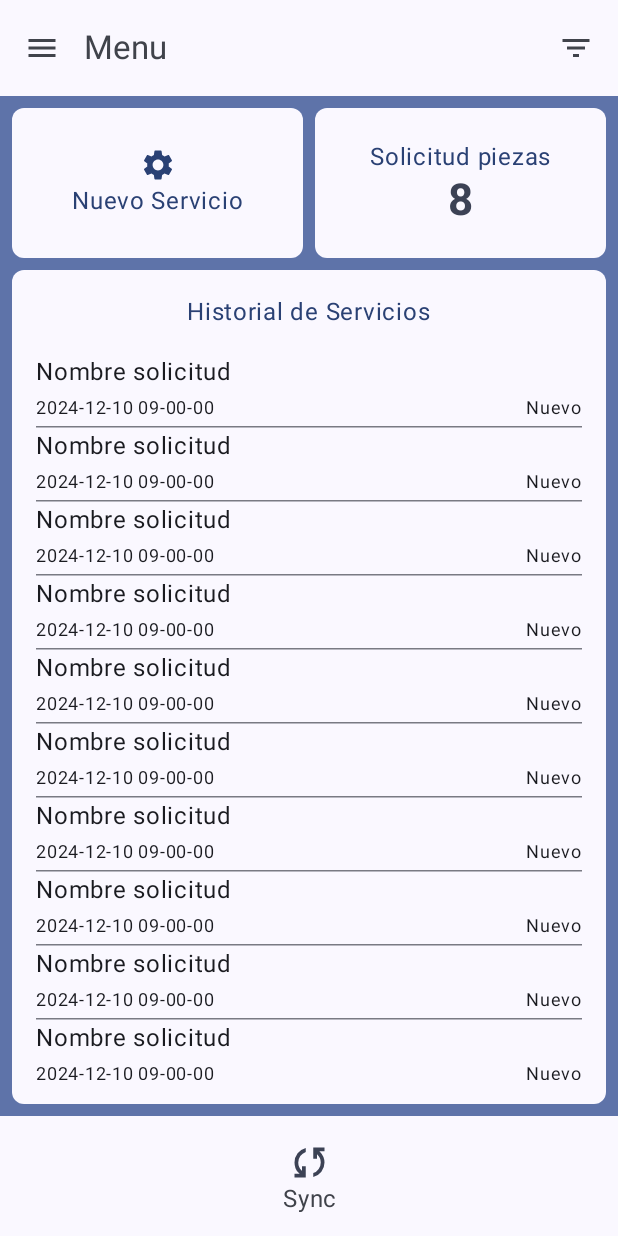
After one commit to DindakaDev/workshops_android, an Android app built with Jetpack Compose: the composable HomeScreen shown on its own in the app's theme, on a phone screen of 412 x 824 dp. The commit adds this screen. Run offline under Robolectric (Android 15) with nearby library versions, the phone set to English and light mode, and no system bars.

Commit message:
Design of home

```diff
--- a/app/build.gradle.kts
+++ b/app/build.gradle.kts
@@ -72,6 +72,9 @@ dependencies {
     // ViewModel Compose
     implementation(libs.androidx.lifecycle.viewmodel.compose)
 
+    // Extended Icons
+    implementation(libs.material.extended.icons)
+
     // Testing
     testImplementation(libs.junit)
     androidTestImplementation(libs.androidx.junit)
--- /dev/null
+++ b/app/src/main/java/com/dindaka/workshops_android/presentation/components/ScaffoldComponents.kt
@@ -0,0 +1,52 @@
+package com.dindaka.workshops_android.presentation.components
+
+import androidx.annotation.StringRes
+import androidx.compose.foundation.layout.Column
+import androidx.compose.foundation.layout.RowScope
+import androidx.compose.foundation.layout.padding
+import androidx.compose.material3.ExperimentalMaterial3Api
+import androidx.compose.material3.MaterialTheme
+import androidx.compose.material3.Scaffold
+import androidx.compose.material3.Text
+import androidx.compose.material3.TopAppBar
+import androidx.compose.material3.TopAppBarDefaults
+import androidx.compose.runtime.Composable
+import androidx.compose.ui.Modifier
+import androidx.compose.ui.res.stringResource
+import androidx.compose.ui.text.style.TextAlign
+import androidx.compose.ui.unit.dp
+
+@OptIn(ExperimentalMaterial3Api::class)
+@Composable
+fun GeneralScaffold(
+    @StringRes title: Int,
+    navigationIcon: @Composable () -> Unit = {},
+    container: @Composable () -> Unit = {},
+    actions: @Composable() (RowScope.() -> Unit) = {}
+) {
+    Scaffold(topBar = {
+        TopAppBar(title = {
+            Text(
+                stringResource(title),
+                style = MaterialTheme.typography.titleLarge,
+            )
+        },
+            colors = TopAppBarDefaults.topAppBarColors(
+                containerColor = MaterialTheme.colorScheme.surface,
+                titleContentColor = MaterialTheme.colorScheme.onSurfaceVariant,
+                actionIconContentColor = MaterialTheme.colorScheme.onSurfaceVariant,
+                navigationIconContentColor = MaterialTheme.colorScheme.onSurfaceVariant,
+            ),
+            navigationIcon = {
+                navigationIcon.invoke()
+            },
+            actions = actions)
+    }, containerColor = MaterialTheme.colorScheme.surfaceContainerLowest, content = { padding ->
+        Column(
+            Modifier
+                .padding(padding)
+        ) {
+            container.invoke()
+        }
+    })
+}
--- a/app/src/main/java/com/dindaka/workshops_android/presentation/components/TextsComponents.kt
+++ b/app/src/main/java/com/dindaka/workshops_android/presentation/components/TextsComponents.kt
@@ -5,6 +5,7 @@ import androidx.compose.material3.MaterialTheme
 import androidx.compose.material3.Text
 import androidx.compose.runtime.Composable
 import androidx.compose.ui.Modifier
+import androidx.compose.ui.graphics.Color
 import androidx.compose.ui.text.style.TextAlign
 
 @Composable
@@ -19,12 +20,12 @@ fun TitleTextComponent(text: String, modifier: Modifier = Modifier.fillMaxWidth(
 }
 
 @Composable
-fun BodyTextComponent(text: String, modifier: Modifier = Modifier.fillMaxWidth(), textAlign: TextAlign = TextAlign.Center) {
+fun BodyTextComponent(text: String, modifier: Modifier = Modifier.fillMaxWidth(), textAlign: TextAlign = TextAlign.Center, color: Color = MaterialTheme.colorScheme.onPrimary) {
     Text(
         text,
         textAlign = textAlign,
         modifier = modifier,
         style = MaterialTheme.typography.bodyLarge,
-        color = MaterialTheme.colorScheme.onPrimary
+        color = color
     )
 }
--- /dev/null
+++ b/app/src/main/java/com/dindaka/workshops_android/presentation/screens/home/HomeScreen.kt
@@ -0,0 +1,211 @@
+package com.dindaka.workshops_android.presentation.screens.home
+
+import androidx.compose.foundation.Image
+import androidx.compose.foundation.background
+import androidx.compose.foundation.layout.Arrangement
+import androidx.compose.foundation.layout.Box
+import androidx.compose.foundation.layout.Column
+import androidx.compose.foundation.layout.Row
+import androidx.compose.foundation.layout.Spacer
+import androidx.compose.foundation.layout.fillMaxHeight
+import androidx.compose.foundation.layout.fillMaxSize
+import androidx.compose.foundation.layout.fillMaxWidth
+import androidx.compose.foundation.layout.height
+import androidx.compose.foundation.layout.padding
+import androidx.compose.foundation.layout.size
+import androidx.compose.foundation.layout.width
+import androidx.compose.foundation.lazy.LazyColumn
+import androidx.compose.foundation.lazy.items
+import androidx.compose.foundation.shape.RoundedCornerShape
+import androidx.compose.material.icons.Icons
+import androidx.compose.material.icons.filled.FilterList
+import androidx.compose.material.icons.filled.Menu
+import androidx.compose.material.icons.filled.Settings
+import androidx.compose.material.icons.filled.ShoppingCart
+import androidx.compose.material3.Divider
+import androidx.compose.material3.HorizontalDivider
+import androidx.compose.material3.Icon
+import androidx.compose.material3.IconButton
+import androidx.compose.material3.MaterialTheme
+import androidx.compose.material3.Scaffold
+import androidx.compose.material3.Text
+import androidx.compose.runtime.Composable
+import androidx.compose.ui.Alignment
+import androidx.compose.ui.Modifier
+import androidx.compose.ui.draw.clip
+import androidx.compose.ui.graphics.ColorFilter
+import androidx.compose.ui.res.painterResource
+import androidx.compose.ui.res.stringResource
+import androidx.compose.ui.text.font.FontWeight
+import androidx.compose.ui.tooling.preview.PreviewLightDark
+import androidx.compose.ui.unit.dp
+import androidx.compose.ui.unit.sp
+import com.dindaka.workshops_android.R
+import com.dindaka.workshops_android.presentation.components.BodyTextComponent
+import com.dindaka.workshops_android.presentation.components.GeneralScaffold
+import com.dindaka.workshops_android.presentation.components.TitleTextComponent
+import com.dindaka.workshops_android.presentation.theme.Workshops_androidTheme
+
+@Composable
+fun HomeScreen() {
+    GeneralScaffold(
+        title = R.string.menu,
+        actions = {
+            Row{
+                IconButton(onClick = {}) {
+                    Icon(Icons.Filled.FilterList, contentDescription = "Filter")
+                }
+            }
+        },
+        navigationIcon = {
+            IconButton(onClick = {}) {
+                Icon(Icons.Filled.Menu, contentDescription = "Drawer")
+            }
+        },
+        container = {
+            Column(
+                modifier = Modifier
+                    .fillMaxSize()
+            ) {
+                Column(
+                    modifier = Modifier
+                        .weight(1f)
+                        .background(MaterialTheme.colorScheme.primaryContainer)
+                        .padding(horizontal = 8.dp, vertical = 8.dp)
+                ) {
+                    ActionsComponent()
+                    Spacer(Modifier.size(8.dp))
+                    HistoryServiceComponent()
+                }
+                SyncParts()
+            }
+        }
+    )
+}
+
+@Composable
+fun ActionsComponent() {
+    Row(
+        Modifier
+            .height(100.dp)
+            .fillMaxWidth()
+    ) {
+        Box(
+            Modifier
+                .weight(1f)
+                .fillMaxHeight()
+                .clip(RoundedCornerShape(8.dp))
+                .background(MaterialTheme.colorScheme.background)
+                .padding(8.dp)
+        ) {
+            Column(Modifier.align(Alignment.Center)) {
+                Icon(
+                    Icons.Filled.Settings,
+                    contentDescription = "Nuevo servicio",
+                    tint = MaterialTheme.colorScheme.primary,
+                    modifier = Modifier.align(Alignment.CenterHorizontally)
+                )
+                Text(
+                    "Nuevo Servicio",
+                    modifier = Modifier.align(Alignment.CenterHorizontally),
+                    color = MaterialTheme.colorScheme.primary,
+                )
+            }
+        }
+        Spacer(Modifier.size(8.dp))
+        Box(
+            Modifier
+                .weight(1f)
+                .fillMaxHeight()
+                .clip(RoundedCornerShape(8.dp))
+                .background(MaterialTheme.colorScheme.background)
+                .padding(16.dp)
+        ) {
+            Column(Modifier.align(Alignment.Center)) {
+                Text(
+                    "Solicitud piezas",
+                    modifier = Modifier.align(Alignment.CenterHorizontally),
+                    color = MaterialTheme.colorScheme.primary,
+                )
+                Text(
+                    "8",
+                    fontSize = 29.sp,
+                    modifier = Modifier.align(Alignment.CenterHorizontally),
+                    color = MaterialTheme.colorScheme.secondary,
+                    fontWeight = FontWeight.Bold
+                )
+            }
+        }
+    }
+}
+
+@Composable
+fun HistoryServiceComponent() {
+    val historyItems =
+        listOf(1, 2, 3, 4, 5, 6, 7, 8, 1, 1, 1, 1, 1, 1, 1, 1, 1, 1, 1, 1, 1, 1, 1, 11, 1)
+    Column(
+        Modifier
+            .fillMaxSize()
+            .clip(RoundedCornerShape(8.dp))
+            .background(MaterialTheme.colorScheme.background)
+            .padding(16.dp)
+    ) {
+        Text(
+            "Historial de Servicios",
+            modifier = Modifier.align(Alignment.CenterHorizontally),
+            color = MaterialTheme.colorScheme.primary,
+        )
+        Spacer(Modifier.size(16.dp))
+        LazyColumn(modifier = Modifier.fillMaxSize()) {
+            items(historyItems) {
+                ItemHistory()
+            }
+        }
+    }
+}
+
+@Composable
+fun ItemHistory() {
+    Column {
+        Text("Nombre solicitud")
+        Row {
+            Text("2024-12-10 09-00-00", fontSize = 12.sp, modifier = Modifier.weight(1f))
+            Text("Nuevo", fontSize = 12.sp)
+        }
+        HorizontalDivider()
+    }
+}
+
+@Composable
+fun SyncParts() {
+    Box(
+        Modifier
+            .fillMaxWidth()
+            .height(80.dp)
+            .background(MaterialTheme.colorScheme.background)
+    ) {
+        Column(
+            Modifier
+                .fillMaxWidth()
+                .padding(16.dp)
+        ) {
+            Image(
+                painter = painterResource(R.drawable.img_sync),
+                contentDescription = "Sync",
+                colorFilter = ColorFilter.tint(color = MaterialTheme.colorScheme.secondary),
+                modifier = Modifier
+                    .size(30.dp)
+                    .align(Alignment.CenterHorizontally)
+            )
+            BodyTextComponent("Sync", color = MaterialTheme.colorScheme.onSurfaceVariant)
+        }
+    }
+}
+
+@PreviewLightDark
+@Composable
+fun PreviewHome() {
+    Workshops_androidTheme {
+        HomeScreen()
+    }
+}
--- /dev/null
+++ b/app/src/main/res/drawable/img_sync.xml
@@ -0,0 +1,9 @@
+<vector xmlns:android="http://schemas.android.com/apk/res/android"
+    android:width="24dp"
+    android:height="24dp"
+    android:viewportWidth="960"
+    android:viewportHeight="960">
+  <path
+      android:pathData="M160,800v-80h110l-16,-14q-52,-46 -73,-105t-21,-119q0,-111 66.5,-197.5T400,170v84q-72,26 -116,88.5T240,482q0,45 17,87.5t53,78.5l10,10v-98h80v240L160,800ZM560,790v-84q72,-26 116,-88.5T720,478q0,-45 -17,-87.5T650,312l-10,-10v98h-80v-240h240v80L690,240l16,14q49,49 71.5,106.5T800,478q0,111 -66.5,197.5T560,790Z"
+      android:fillColor="#e8eaed"/>
+</vector>
--- a/app/src/main/res/values/strings.xml
+++ b/app/src/main/res/values/strings.xml
@@ -3,4 +3,5 @@
     <string name="email">Email</string>
     <string name="password">password</string>
     <string name="btn_login">Iniciar sesión</string>
+    <string name="menu">Menu</string>
 </resources>
--- a/gradle/libs.versions.toml
+++ b/gradle/libs.versions.toml
@@ -17,6 +17,7 @@ viewmodelCompose = "2.8.7"
 hiltComposeNavigation = "1.2.0"
 moshi = "1.15.2"
 moshiConverter = "2.9.0"
+iconsExtendedVersion = "1.7.8"
 
 [libraries]
 androidx-core-ktx = { group = "androidx.core", name = "core-ktx", version.ref = "coreKtx" }
@@ -55,6 +56,10 @@ hilt-navigation-compose = { group = "androidx.hilt", name = "hilt-navigation-com
 # ViewModel
 androidx-lifecycle-viewmodel-compose = { group = "androidx.lifecycle", name = "lifecycle-viewmodel-compose", version.ref = "viewmodelCompose" }
 
+# Extended Icons
+material-extended-icons = {group = "androidx.compose.material", name = "material-icons-extended", version.ref = "iconsExtendedVersion"}
+
+
 [plugins]
 android-application = { id = "com.android.application", version.ref = "agp" }
 kotlin-android = { id = "org.jetbrains.kotlin.android", version.ref = "kotlin" }
```
